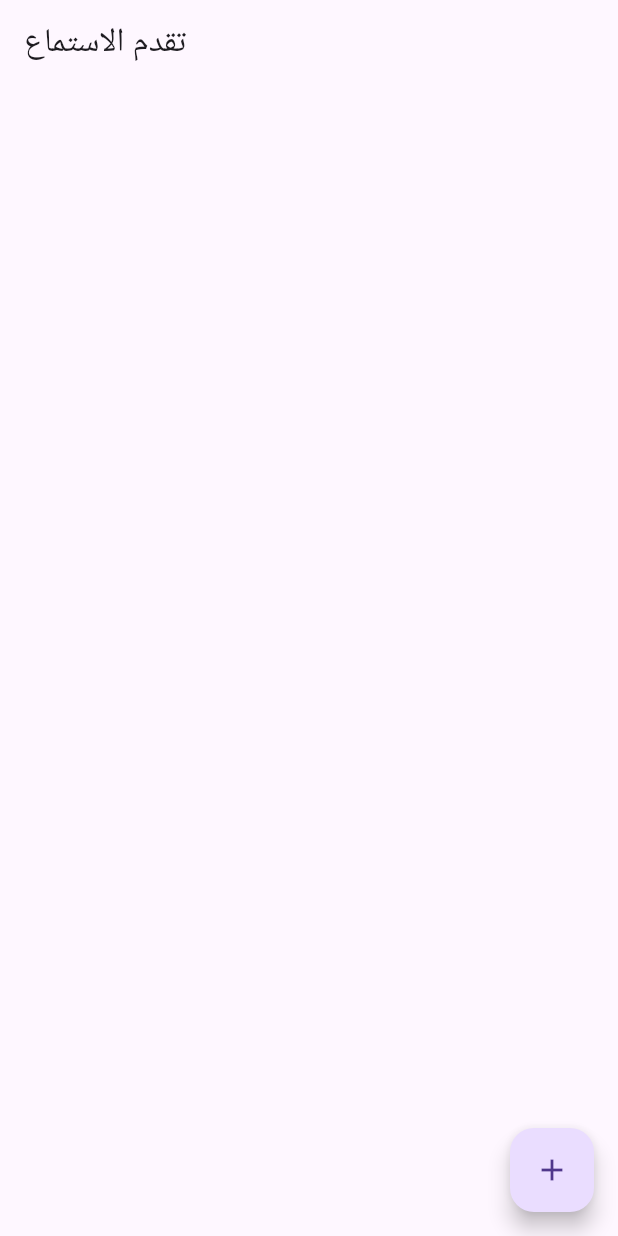
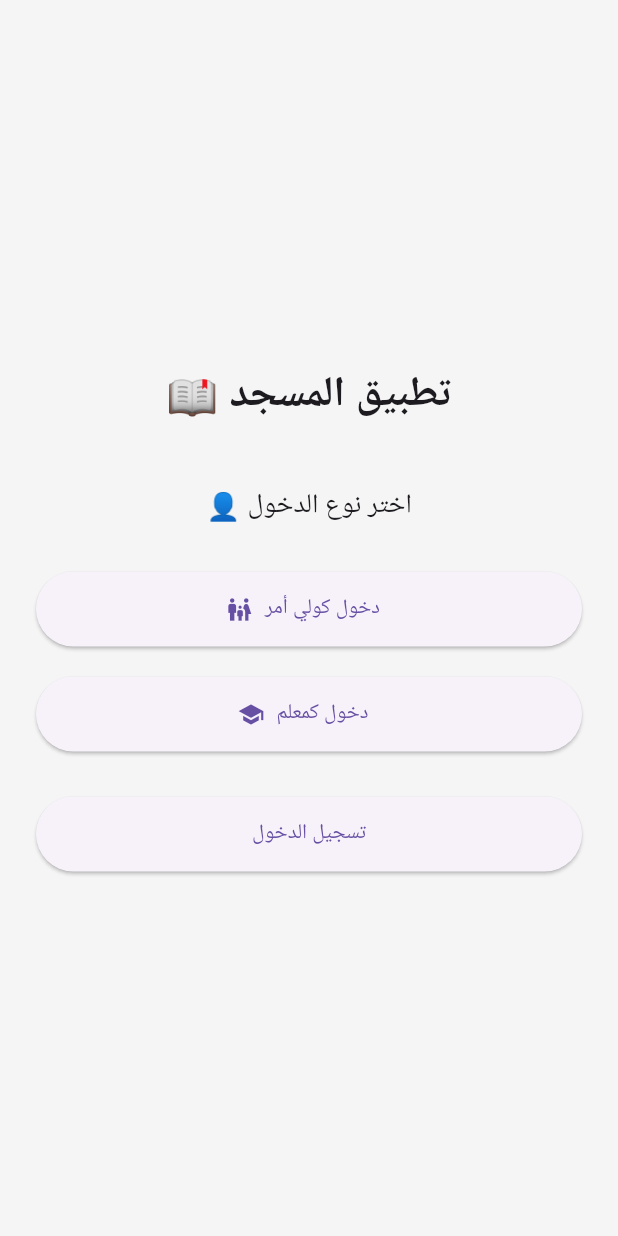
Before and after one commit to githubmohammad1/quran_progress_app, a Flutter app: the screen it shows after launch, on a phone screen of 412 x 824 dp. Run offline on Flutter 3.47's test engine with Material 3 defaults, Android fonts, the phone set to English and light mode, and no system bars.

Commit message:
بناء الواجهات

```diff
--- a/lib/main.dart
+++ b/lib/main.dart
@@ -1,26 +1,28 @@
 import 'package:flutter/material.dart';
-import 'package:provider/provider.dart';
-import 'providers/progress_provider.dart';
-import 'screens/home_screen.dart';
+import 'package:quran_progress_app/screens/login_screen.dart';
+import 'package:quran_progress_app/screens/parent_dashboard.dart';
+import 'package:quran_progress_app/screens/teacher_dashboard.dart';
 
 void main() {
-  runApp(
-    ChangeNotifierProvider(
-      create: (_) => ProgressProvider(),
-      child: const MyApp(),
-    ),
-  );
+  runApp(const MosqueApp());
 }
 
-class MyApp extends StatelessWidget {
-  const MyApp({super.key});
+class MosqueApp extends StatelessWidget {
+  const MosqueApp({super.key});
 
   @override
   Widget build(BuildContext context) {
     return MaterialApp(
-      title: 'Quran Progress',
-      theme: ThemeData(primarySwatch: Colors.blue),
-      home: const HomeScreen(),
+      title: 'تطبيق المسجد',
+      debugShowCheckedModeBanner: false,
+      theme: ThemeData(primarySwatch: Colors.green),
+      initialRoute: '/',
+      routes: {
+        '/': (context) => const LoginScreen(),
+        '/teacher': (context) => const TeacherDashboard(),
+        '/parent': (context) => const ParentDashboard(),
+        // لاحقًا نضيف باقي الشاشات هنا
+      },
     );
   }
 }
--- a/lib/screens/home_screen.dart
+++ /dev/null
@@ -1,50 +0,0 @@
-import 'package:flutter/material.dart';
-import 'package:provider/provider.dart';
-import 'package:quran_progress_app/sendApiReques.dart';
-import '../providers/progress_provider.dart';
-// import 'add_progress_screen.dart';
-
-class HomeScreen extends StatelessWidget {
-  const HomeScreen({super.key});
-
-  @override
-  Widget build(BuildContext context) {
-    final provider = context.watch<ProgressProvider>();
-
-    return Scaffold(
-      appBar: AppBar(title: const Text('تقدم الاستماع')),
-      body: provider.loading
-          ? const Center(child: CircularProgressIndicator())
-          : ListView.builder(
-              itemCount: provider.items.length,
-              itemBuilder: (_, i) {
-                final p = provider.items[i];
-                return ListTile(
-                  title: Text('Student ${p.student} – ${p.date}'),
-                  subtitle: Text('Pages: ${p.pagesListened}'),
-                );
-              },
-            ),
-      floatingActionButton: FloatingActionButton(
-        onPressed: () async {
-          await sendMultipartRequest(
-            url: 'http://127.0.0.1:8000/api/v1/students/',
-            method: 'POST',
-            token: '096a21d2781f7f1c1ed2a576c58beda455d20237',
-            body: {
-              'name': 'محمد',
-              'father_name': 'أحمد',
-              'mother_name': 'فاطمة',
-              'age': '15',
-              'registration_date': '2025-08-05',
-              'phone_number': '0551234567',
-              'email': 'mohammad@example.com',
-              'address': 'الرياض',
-            },
-          );
-        },
-        child: const Icon(Icons.add),
-      ),
-    );
-  }
-}
--- /dev/null
+++ b/lib/screens/login_screen.dart
@@ -0,0 +1,119 @@
+import 'package:flutter/material.dart';
+
+class LoginScreen extends StatefulWidget {
+  const LoginScreen({super.key});
+
+  @override
+  State<LoginScreen> createState() => _LoginScreenState();
+}
+
+class _LoginScreenState extends State<LoginScreen> {
+  String selectedRole = '';
+  final TextEditingController teacherNameController = TextEditingController();
+  final TextEditingController teacherPasswordController =
+      TextEditingController();
+  final TextEditingController studentNameController = TextEditingController();
+
+  void handleLogin() {
+    if (selectedRole == 'teacher') {
+      // تحقق من البيانات لاحقًا
+      Navigator.pushNamed(context, '/teacher');
+    } else if (selectedRole == 'parent') {
+      // تحقق من اسم الطالب لاحقًا
+      Navigator.pushNamed(context, '/parent');
+    }
+  }
+
+  Widget buildRoleButton(String label, IconData icon, String roleKey) {
+    final isSelected = selectedRole == roleKey;
+    return ElevatedButton.icon(
+      icon: Icon(icon),
+      label: Text(label),
+      style: ElevatedButton.styleFrom(
+        minimumSize: Size(double.infinity, 50),
+        backgroundColor: isSelected ? Colors.green : null,
+      ),
+      onPressed: () {
+        setState(() {
+          selectedRole = roleKey;
+        });
+      },
+    );
+  }
+
+  Widget buildInputFields() {
+    if (selectedRole == 'teacher') {
+      return Column(
+        children: [
+          const SizedBox(height: 20),
+          TextField(
+            controller: teacherNameController,
+            decoration: InputDecoration(
+              labelText: 'اسم المعلم',
+              border: OutlineInputBorder(),
+            ),
+          ),
+          const SizedBox(height: 12),
+          TextField(
+            controller: teacherPasswordController,
+            obscureText: true,
+            decoration: InputDecoration(
+              labelText: 'كلمة المرور',
+              border: OutlineInputBorder(),
+            ),
+          ),
+        ],
+      );
+    } else if (selectedRole == 'parent') {
+      return Column(
+        children: [
+          const SizedBox(height: 20),
+          TextField(
+            controller: studentNameController,
+            decoration: InputDecoration(
+              labelText: 'اسم الطالب',
+              border: OutlineInputBorder(),
+            ),
+          ),
+        ],
+      );
+    } else {
+      return SizedBox.shrink();
+    }
+  }
+
+  @override
+  Widget build(BuildContext context) {
+    return Scaffold(
+      backgroundColor: Colors.grey[100],
+      body: Center(
+        child: SingleChildScrollView(
+          padding: const EdgeInsets.symmetric(horizontal: 24.0),
+          child: Column(
+            children: [
+              Text(
+                '📖 تطبيق المسجد',
+                style: TextStyle(fontSize: 28, fontWeight: FontWeight.bold),
+              ),
+              const SizedBox(height: 40),
+              Text('👤 اختر نوع الدخول', style: TextStyle(fontSize: 18)),
+              const SizedBox(height: 30),
+              buildRoleButton('دخول كولي أمر', Icons.family_restroom, 'parent'),
+              const SizedBox(height: 20),
+              buildRoleButton('دخول كمعلم', Icons.school, 'teacher'),
+              buildInputFields(),
+              const SizedBox(height: 30),
+              ElevatedButton(
+                onPressed: handleLogin,
+                style: ElevatedButton.styleFrom(
+                  minimumSize: Size(double.infinity, 50),
+                ),
+                child: Text('تسجيل الدخول'),
+              ),
+            ],
+          ),
+        ),
+      ),
+    );
+  }
+}
```
Also changed, not shown: lib/screens/parent_dashboard.dart (added, +67 -0 lines), lib/screens/teacher_dashboard.dart (added, +51 -0 lines), lib/sendApiReques.dart (deleted, +0 -31 lines), 1 other file.
